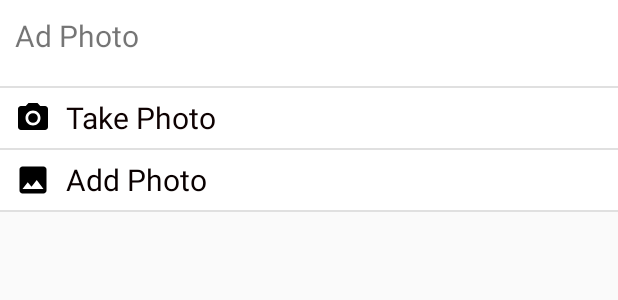
After one commit to Thou168/Holiday, an Android app: the layout sheet_view_upload.xml on its own in the app's theme, with its tools: preview values and no code run, on a phone screen of 412 x 824 dp. The commit adds this screen. Shown: the top 300 px of the screen. Run offline under Robolectric (Android 15) with nearby library versions, the phone set to English and light mode, and no system bars.

Commit message:
input image without save

```diff
--- a/app/build.gradle
+++ b/app/build.gradle
@@ -52,7 +52,7 @@ dependencies {
     implementation 'com.squareup.okhttp3:okhttp:3.11.0'
     implementation 'com.google.code.gson:gson:2.8.2'
     implementation 'com.facebook.android:facebook-login:5.0.0'
-  //  implementation 'com.facebook.android:facebook-login:[5,6)'
+    //  implementation 'com.facebook.android:facebook-login:[5,6)'
     implementation 'com.facebook.android:facebook-android-sdk:5.0.0'
     testImplementation 'junit:junit:4.12'
     androidTestImplementation 'com.android.support.test:runner:1.0.2'
--- /dev/null
+++ b/app/src/main/res/drawable/camera_black_24dp.xml
@@ -0,0 +1,12 @@
+<vector xmlns:android="http://schemas.android.com/apk/res/android"
+        android:width="24dp"
+        android:height="24dp"
+        android:viewportWidth="24.0"
+        android:viewportHeight="24.0">
+    <path
+        android:fillColor="#FF000000"
+        android:pathData="M12,12m-3.2,0a3.2,3.2 0,1 1,6.4 0a3.2,3.2 0,1 1,-6.4 0"/>
+    <path
+        android:fillColor="#FF000000"
+        android:pathData="M9,2L7.17,4L4,4c-1.1,0 -2,0.9 -2,2v12c0,1.1 0.9,2 2,2h16c1.1,0 2,-0.9 2,-2L22,6c0,-1.1 -0.9,-2 -2,-2h-3.17L15,2L9,2zM12,17c-2.76,0 -5,-2.24 -5,-5s2.24,-5 5,-5 5,2.24 5,5 -2.24,5 -5,5z"/>
+</vector>
--- /dev/null
+++ b/app/src/main/res/drawable/image_black_24dp.xml
@@ -0,0 +1,9 @@
+<vector xmlns:android="http://schemas.android.com/apk/res/android"
+        android:width="24dp"
+        android:height="24dp"
+        android:viewportWidth="24.0"
+        android:viewportHeight="24.0">
+    <path
+        android:fillColor="#FF000000"
+        android:pathData="M21,19V5c0,-1.1 -0.9,-2 -2,-2H5c-1.1,0 -2,0.9 -2,2v14c0,1.1 0.9,2 2,2h14c1.1,0 2,-0.9 2,-2zM8.5,13.5l2.5,3.01L14.5,12l4.5,6H5l3.5,-4.5z"/>
+</vector>
--- /dev/null
+++ b/app/src/main/res/layout/sheet_view_upload.xml
@@ -0,0 +1,50 @@
+<?xml version="1.0" encoding="utf-8"?>
+<LinearLayout
+    xmlns:android="http://schemas.android.com/apk/res/android"
+    xmlns:app="http://schemas.android.com/apk/res-auto"
+    xmlns:tools="http://schemas.android.com/tools"
+    android:layout_width="match_parent"
+    android:layout_height="wrap_content"
+    android:orientation="vertical"
+    tools:context=".Class_item.sheet_view_upload">
+<TextView
+    android:layout_width="match_parent"
+    android:layout_height="wrap_content"
+    android:text="Ad Photo"
+    android:textSize="20dp"
+    android:background="#ffff"
+    android:paddingTop="10dp"
+    android:paddingLeft="10dp"
+    android:paddingBottom="20dp"
+    />
+    <View style="@style/line"/>
+
+    <TextView
+        android:id="@+id/tvTake_Photo"
+        android:layout_width="match_parent"
+        android:layout_height="40dp"
+        android:text="Take Photo"
+        android:textSize="20dp"
+        android:textColor="#0E0101"
+        android:background="#ffff"
+        android:paddingLeft="10dp"
+        android:drawablePadding="10dp"
+        android:gravity="center_vertical"
+        android:drawableLeft="@drawable/camera_black_24dp"
+        />
+    <View style="@style/line"/>
+    <TextView
+        android:id="@+id/tvAdd_photo"
+        android:layout_width="match_parent"
+        android:layout_height="40dp"
+        android:text="Add Photo"
+        android:textSize="20dp"
+        android:textColor="#090000"
+        android:background="#ffff"
+        android:gravity="center_vertical"
+        android:drawableLeft="@drawable/image_black_24dp"
+        android:drawablePadding="10dp"
+        android:paddingLeft="10dp"
+        />
+    <View style="@style/line"/>
+</LinearLayout>
```
Also changed, not shown: app/src/main/AndroidManifest.xml (+6 -2 lines), app/src/main/java/com/example/holiday/Class_item/sheet_view_upload.java (added, +146 -0 lines), app/src/main/java/com/example/holiday/New_Activity/Utility.java (added, +47 -0 lines), app/src/main/java/com/example/holiday/Setting/Setting.java (+60 -15 lines), app/src/main/java/com/example/holiday/fragments/AccountFragment.java (+140 -8 lines), app/src/main/res/layout/fragment_account.xml (+23 -9 lines).
